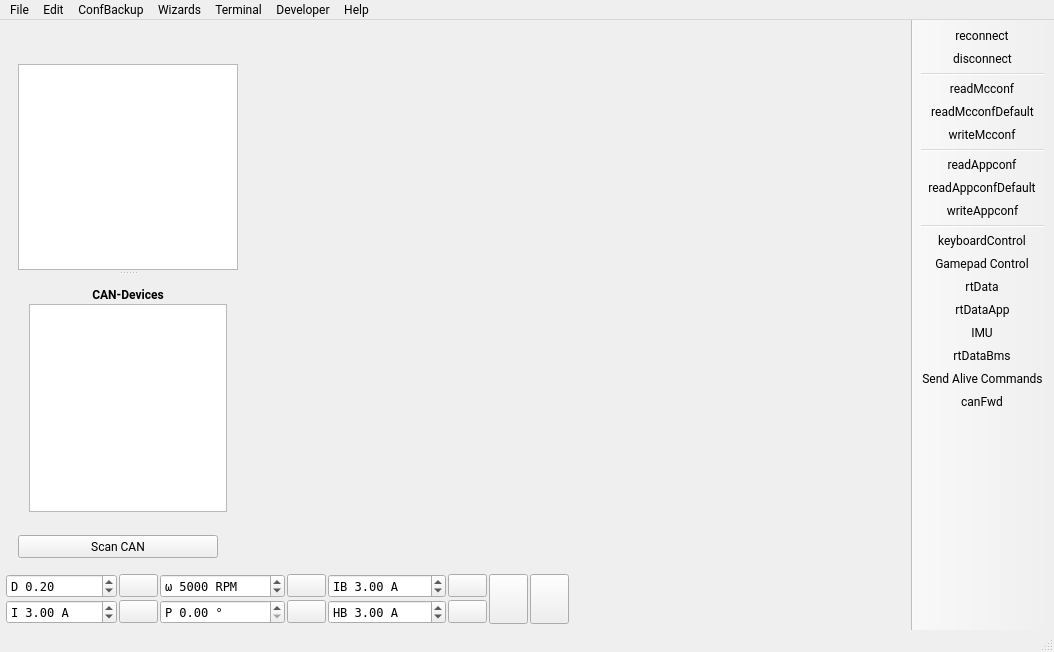
Above: mainwindow.ui from WeiDe2512/Saluqi-Motors before the change. Below: the same form after it.
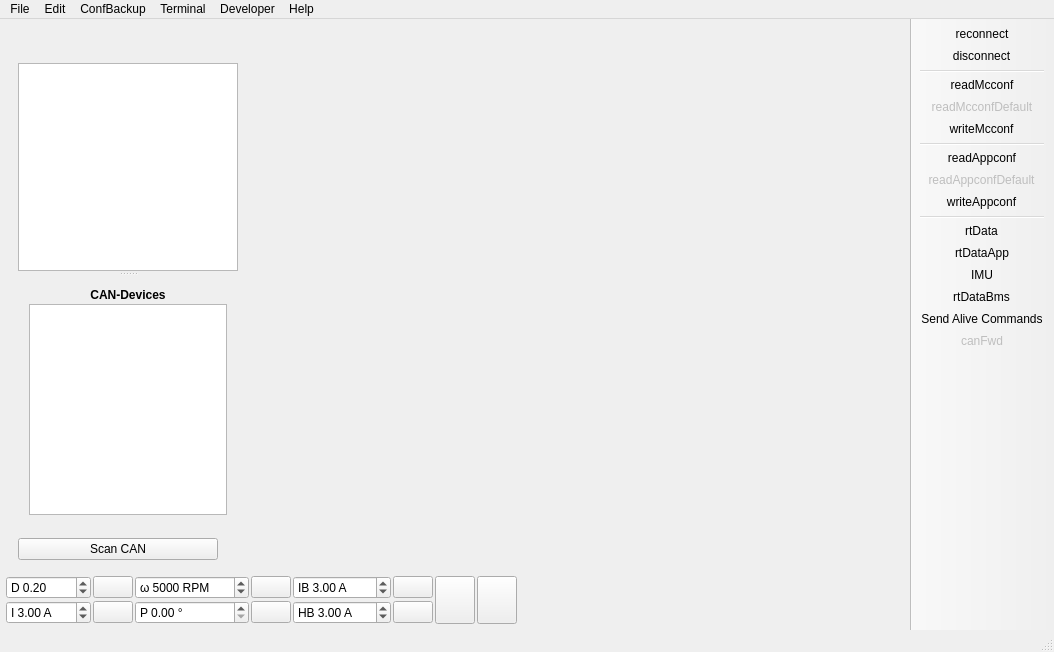
That is the form after the change. Icons and pictures are not drawn. Custom widgets are drawn as their Qt base class.

```diff
--- a/mainwindow.ui
+++ b/mainwindow.ui
@@ -11,9 +11,7 @@
    </rect>
   </property>
   <property name="font">
-   <font>
-    <family>Roboto</family>
-   </font>
+   <font/>
   </property>
   <property name="windowTitle">
    <string>VESC Tool</string>
@@ -114,9 +112,7 @@
             </size>
            </property>
            <property name="font">
-            <font>
-             <family>Roboto</family>
-            </font>
+            <font/>
            </property>
            <property name="editTriggers">
             <set>QAbstractItemView::NoEditTriggers</set>
@@ -140,8 +136,6 @@
              <widget class="QLabel" name="label">
               <property name="font">
                <font>
-                <family>Roboto</family>
-                <weight>75</weight>
                 <bold>true</bold>
                </font>
               </property>
@@ -162,9 +156,7 @@
                </size>
               </property>
               <property name="font">
-               <font>
-                <family>Roboto</family>
-               </font>
+               <font/>
               </property>
               <property name="editTriggers">
                <set>QAbstractItemView::NoEditTriggers</set>
@@ -206,9 +198,7 @@
       <item>
        <widget class="QStackedWidget" name="pageWidget">
         <property name="font">
-         <font>
-          <family>Roboto</family>
-         </font>
+         <font/>
         </property>
         <property name="currentIndex">
          <number>-1</number>
@@ -241,9 +231,7 @@
       <item row="0" column="4">
        <widget class="QDoubleSpinBox" name="brakeCurrentBox">
         <property name="font">
-         <font>
-          <family>DejaVu Sans Mono</family>
-         </font>
+         <font/>
         </property>
         <property name="toolTip">
          <string>Brake current</string>
@@ -404,9 +392,7 @@
       <item row="0" column="2">
        <widget class="QDoubleSpinBox" name="speedBox">
         <property name="font">
-         <font>
-          <family>DejaVu Sans Mono</family>
-         </font>
+         <font/>
         </property>
         <property name="toolTip">
          <string>Speed</string>
@@ -437,9 +423,7 @@
       <item row="1" column="4">
        <widget class="QDoubleSpinBox" name="handbrakeBox">
         <property name="font">
-         <font>
-          <family>DejaVu Sans Mono</family>
-         </font>
+         <font/>
         </property>
         <property name="toolTip">
          <string>Handbrake current</string>
@@ -467,9 +451,7 @@
       <item row="0" column="0">
        <widget class="QDoubleSpinBox" name="dutyBox">
         <property name="font">
-         <font>
-          <family>DejaVu Sans Mono</family>
-         </font>
+         <font/>
         </property>
         <property name="toolTip">
          <string>Duty cycle</string>
@@ -531,9 +513,7 @@
       <item row="1" column="2">
        <widget class="QDoubleSpinBox" name="posBox">
         <property name="font">
-         <font>
-          <family>DejaVu Sans Mono</family>
-         </font>
+         <font/>
         </property>
         <property name="toolTip">
          <string>Position</string>
@@ -558,9 +538,7 @@
       <item row="1" column="0">
        <widget class="QDoubleSpinBox" name="currentBox">
         <property name="font">
-         <font>
-          <family>DejaVu Sans Mono</family>
-         </font>
+         <font/>
         </property>
         <property name="toolTip">
          <string>Current</string>
@@ -628,8 +606,6 @@
    <addaction name="actionReadAppconfDefault"/>
    <addaction name="actionWriteAppconf"/>
    <addaction name="separator"/>
-   <addaction name="actionKeyboardControl"/>
-   <addaction name="actionGamepadControl"/>
    <addaction name="actionRtData"/>
    <addaction name="actionRtDataApp"/>
    <addaction name="actionIMU"/>
@@ -644,7 +620,7 @@
      <x>0</x>
      <y>0</y>
      <width>1054</width>
-     <height>23</height>
+     <height>21</height>
     </rect>
    </property>
    <widget class="QMenu" name="menuFile">
@@ -711,24 +687,13 @@
    </widget>
    <widget class="QMenu" name="menuCommands">
     <property name="font">
-     <font>
-      <family>Roboto</family>
-     </font>
+     <font/>
     </property>
     <property name="title">
      <string>Edit</string>
     </property>
     <addaction name="actionPreferences"/>
    </widget>
-   <widget class="QMenu" name="menuWizards">
-    <property name="title">
-     <string>Wizards</string>
-    </property>
-    <addaction name="actionAutoSetupFOC"/>
-    <addaction name="actionSetupMotorsFOCQuick"/>
-    <addaction name="actionAppSetupWizard"/>
-    <addaction name="actionMotorSetupWizard"/>
-   </widget>
    <widget class="QMenu" name="menuTools_2">
     <property name="title">
      <string>ConfBackup</string>
@@ -742,7 +707,6 @@
    <addaction name="menuFile"/>
    <addaction name="menuCommands"/>
    <addaction name="menuTools_2"/>
-   <addaction name="menuWizards"/>
    <addaction name="menuTerminal"/>
    <addaction name="menuTools"/>
    <addaction name="menuHelp"/>
@@ -760,6 +724,9 @@
    </property>
   </action>
   <action name="actionReadMcconfDefault">
+   <property name="enabled">
+    <bool>false</bool>
+   </property>
    <property name="icon">
     <iconset resource="res.qrc">
      <normaloff>:/res/icons/motor_default.png</normaloff>:/res/icons/motor_default.png</iconset>
@@ -829,6 +796,9 @@
    <property name="checkable">
     <bool>true</bool>
    </property>
+   <property name="enabled">
+    <bool>false</bool>
+   </property>
    <property name="icon">
     <iconset resource="res.qrc">
      <normaloff>:/res/icons/can_off.png</normaloff>
@@ -882,6 +852,9 @@
    </property>
   </action>
   <action name="actionReadAppconfDefault">
+   <property name="enabled">
+    <bool>false</bool>
+   </property>
    <property name="icon">
     <iconset resource="res.qrc">
      <normaloff>:/res/icons/app_default.png</normaloff>:/res/icons/app_default.png</iconset>
@@ -944,39 +917,6 @@
     <string>About VESC Tool</string>
    </property>
   </action>
-  <action name="actionKeyboardControl">
-   <property name="checkable">
-    <bool>true</bool>
-   </property>
-   <property name="icon">
-    <iconset resource="res.qrc">
-     <normaloff>:/res/icons/keys_off.png</normaloff>
-     <normalon>:/res/icons/keys_on.png</normalon>:/res/icons/keys_off.png</iconset>
-   </property>
-   <property name="text">
-    <string>keyboardControl</string>
-   </property>
-   <property name="toolTip">
-    <string>&lt;!DOCTYPE HTML PUBLIC &quot;-//W3C//DTD HTML 4.0//EN&quot; &quot;http://www.w3.org/TR/REC-html40/strict.dtd&quot;&gt;
-&lt;html&gt;&lt;head&gt;&lt;meta name=&quot;qrichtext&quot; content=&quot;1&quot; /&gt;&lt;style type=&quot;text/css&quot;&gt;
-p, li { white-space: pre-wrap; }
-&lt;/style&gt;&lt;/head&gt;&lt;body style=&quot; font-family:'Roboto'; font-size:11pt; font-weight:400; font-style:normal;&quot;&gt;
-&lt;p style=&quot; margin-top:0px; margin-bottom:0px; margin-left:0px; margin-right:0px; -qt-block-indent:0; text-indent:0px;&quot;&gt;&lt;span style=&quot; font-family:'Roboto';&quot;&gt;Enable keyboard control.&lt;/span&gt;&lt;/p&gt;
-&lt;p style=&quot;-qt-paragraph-type:empty; margin-top:0px; margin-bottom:0px; margin-left:0px; margin-right:0px; -qt-block-indent:0; text-indent:0px; font-family:'Roboto';&quot;&gt;&lt;br /&gt;&lt;/p&gt;
-&lt;p style=&quot; margin-top:0px; margin-bottom:0px; margin-left:0px; margin-right:0px; -qt-block-indent:0; text-indent:0px;&quot;&gt;&lt;span style=&quot; font-family:'Roboto';&quot;&gt;Key functions:&lt;/span&gt;&lt;/p&gt;
-&lt;p style=&quot; margin-top:0px; margin-bottom:0px; margin-left:0px; margin-right:0px; -qt-block-indent:0; text-indent:0px;&quot;&gt;&lt;span style=&quot; font-family:'Roboto';&quot;&gt;&lt;br /&gt;&lt;/span&gt;&lt;span style=&quot; font-family:'Roboto'; font-weight:600;&quot;&gt;Up and Down Arrow Keys&lt;/span&gt;&lt;/p&gt;
-&lt;p style=&quot; margin-top:0px; margin-bottom:0px; margin-left:0px; margin-right:0px; -qt-block-indent:0; text-indent:0px;&quot;&gt;&lt;span style=&quot; font-family:'Roboto';&quot;&gt;Current control using the current value in the lower&lt;/span&gt;&lt;/p&gt;
-&lt;p style=&quot; margin-top:0px; margin-bottom:0px; margin-left:0px; margin-right:0px; -qt-block-indent:0; text-indent:0px;&quot;&gt;&lt;span style=&quot; font-family:'Roboto';&quot;&gt;left corner.&lt;/span&gt;&lt;/p&gt;
-&lt;p style=&quot;-qt-paragraph-type:empty; margin-top:0px; margin-bottom:0px; margin-left:0px; margin-right:0px; -qt-block-indent:0; text-indent:0px; font-family:'Roboto';&quot;&gt;&lt;br /&gt;&lt;/p&gt;
-&lt;p style=&quot; margin-top:0px; margin-bottom:0px; margin-left:0px; margin-right:0px; -qt-block-indent:0; text-indent:0px;&quot;&gt;&lt;span style=&quot; font-family:'Roboto'; font-weight:600;&quot;&gt;Right and Left Arrow Keys&lt;/span&gt;&lt;/p&gt;
-&lt;p style=&quot; margin-top:0px; margin-bottom:0px; margin-left:0px; margin-right:0px; -qt-block-indent:0; text-indent:0px;&quot;&gt;&lt;span style=&quot; font-family:'Roboto';&quot;&gt;Duty cycle control. Slowly ramps up and down the cuty&lt;/span&gt;&lt;/p&gt;
-&lt;p style=&quot; margin-top:0px; margin-bottom:0px; margin-left:0px; margin-right:0px; -qt-block-indent:0; text-indent:0px;&quot;&gt;&lt;span style=&quot; font-family:'Roboto';&quot;&gt;cycle. When e.g. starting with right and then also holding&lt;/span&gt;&lt;/p&gt;
-&lt;p style=&quot; margin-top:0px; margin-bottom:0px; margin-left:0px; margin-right:0px; -qt-block-indent:0; text-indent:0px;&quot;&gt;&lt;span style=&quot; font-family:'Roboto';&quot;&gt;left, the duty cycle is ramped higher.&lt;/span&gt;&lt;/p&gt;
-&lt;p style=&quot;-qt-paragraph-type:empty; margin-top:0px; margin-bottom:0px; margin-left:0px; margin-right:0px; -qt-block-indent:0; text-indent:0px; font-family:'Roboto';&quot;&gt;&lt;br /&gt;&lt;/p&gt;
-&lt;p style=&quot; margin-top:0px; margin-bottom:0px; margin-left:0px; margin-right:0px; -qt-block-indent:0; text-indent:0px;&quot;&gt;&lt;span style=&quot; font-family:'Roboto'; font-weight:600;&quot;&gt;Page Down&lt;/span&gt;&lt;/p&gt;
-&lt;p style=&quot; margin-top:0px; margin-bottom:0px; margin-left:0px; margin-right:0px; -qt-block-indent:0; text-indent:0px;&quot;&gt;&lt;span style=&quot; font-family:'Roboto';&quot;&gt;Brake with the current set in the lower left corner.&lt;/span&gt;&lt;/p&gt;&lt;/body&gt;&lt;/html&gt;</string>
-   </property>
-  </action>
   <action name="actionParameterEditorMcconf">
    <property name="icon">
     <iconset resource="res.qrc">
@@ -1356,22 +1296,6 @@
     <string>Stream BMS realtime data</string>
    </property>
   </action>
-  <action name="actionGamepadControl">
-   <property name="checkable">
-    <bool>true</bool>
-   </property>
-   <property name="icon">
-    <iconset resource="res.qrc">
-     <normaloff>:/res/icons/Controller-96.png</normaloff>
-     <normalon>:/res/icons/Controller-96_on.png</normalon>:/res/icons/Controller-96.png</iconset>
-   </property>
-   <property name="text">
-    <string>Gamepad Control</string>
-   </property>
-   <property name="toolTip">
-    <string>Use Gamepad Control</string>
-   </property>
-  </action>
   <action name="actionParameterEditorCustomConf0">
    <property name="icon">
     <iconset resource="res.qrc">
```
Left out of the diff: 60 changed lines with no effect on the pictures.
